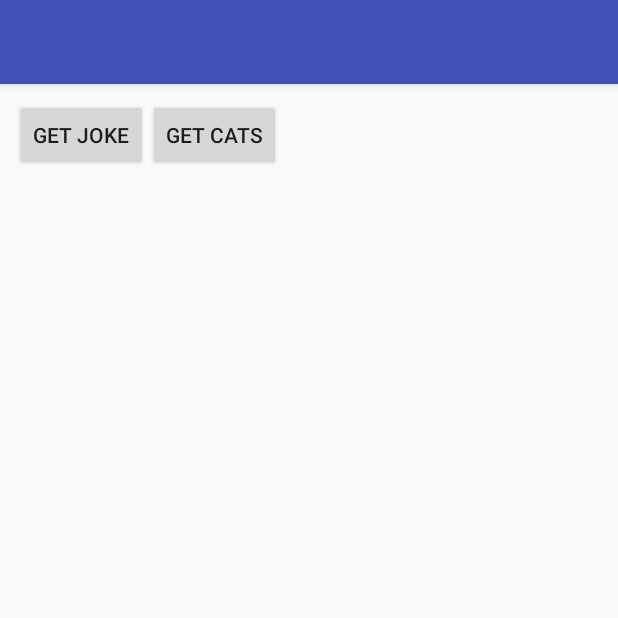
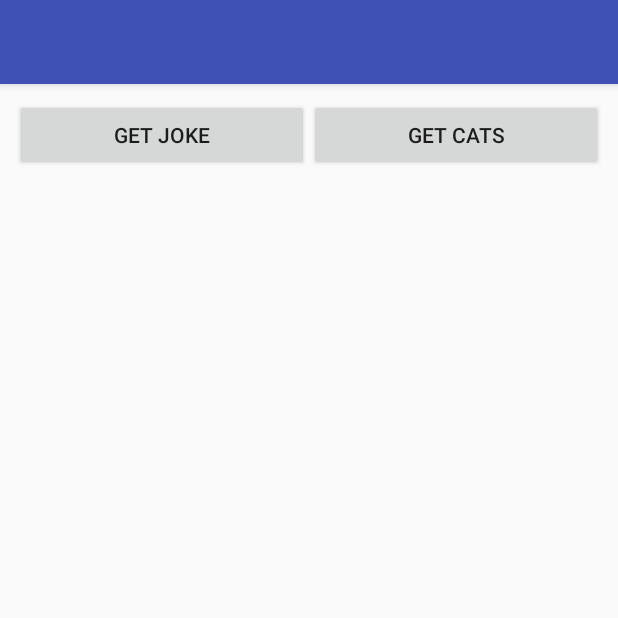
Before and after one commit to malbor806/Android-Projects, an Android app: the screen it shows after launch (MainActivity), on a phone screen of 412 x 824 dp, the top half of it. Run offline under Robolectric (Android 15) with nearby library versions, the phone set to English and light mode, and no system bars; our stand-ins replace ButterKnife, Picasso; pictures from the network do not load; 2 statements that could not run were skipped.

```diff
--- a/CatsAndJokes/app/src/main/res/layout/activity_main.xml
+++ b/CatsAndJokes/app/src/main/res/layout/activity_main.xml
@@ -29,14 +29,14 @@
             android:id="@+id/b_getJoke"
             android:layout_width="wrap_content"
             android:layout_height="wrap_content"
-            android:layout_gravity="left"
+            android:layout_weight="1"
             android:text="@string/get_joke" />
 
         <Button
             android:id="@+id/b_getCats"
             android:layout_width="wrap_content"
             android:layout_height="wrap_content"
-            android:layout_gravity="right"
+            android:layout_weight="1"
             android:text="@string/get_cats" />
     </LinearLayout>
 
@@ -51,14 +51,17 @@
             android:id="@+id/tv_showJoke"
             android:layout_width="match_parent"
             android:layout_height="wrap_content"
-            android:textSize="16sp"
+            android:layout_marginBottom="@dimen/joke_text_view_margin_bottom"
+            android:padding="@dimen/text_view_padding"
+            android:textSize="@dimen/joke_text_size"
             tools:text="Joke field" />
 
         <GridView
             android:id="@+id/gv_catsList"
             android:layout_width="match_parent"
             android:layout_height="wrap_content"
-            android:numColumns="auto_fit" />
+            android:numColumns="auto_fit"
+            android:scrollbars="vertical" />
 
     </LinearLayout>
 </LinearLayout>
--- /dev/null
+++ b/CatsAndJokes/app/src/main/res/values/dimens.xml
@@ -0,0 +1,6 @@
+<?xml version="1.0" encoding="utf-8"?>
+<resources>
+    <dimen name="text_view_padding">10dp</dimen>
+    <dimen name="joke_text_size">20sp</dimen>
+    <dimen name="joke_text_view_margin_bottom">15dp</dimen>
+</resources>
--- a/CatsAndJokes/app/src/main/res/values/strings.xml
+++ b/CatsAndJokes/app/src/main/res/values/strings.xml
@@ -2,4 +2,5 @@
     <string name="app_name">Cats And Jokes</string>
     <string name="get_cats">GET CATS</string>
     <string name="get_joke">GET JOKE</string>
+    <string name="sweet_cat">sweet cat</string>
 </resources>
```
Also changed, not shown: CatsAndJokes/app/src/main/java/com/am/demo/catsandjokes/adapter/ImageGridViewAdapter.java (+33 -8 lines), CatsAndJokes/app/src/main/res/layout/grid_view_layout.xml (+7 -0 lines).
